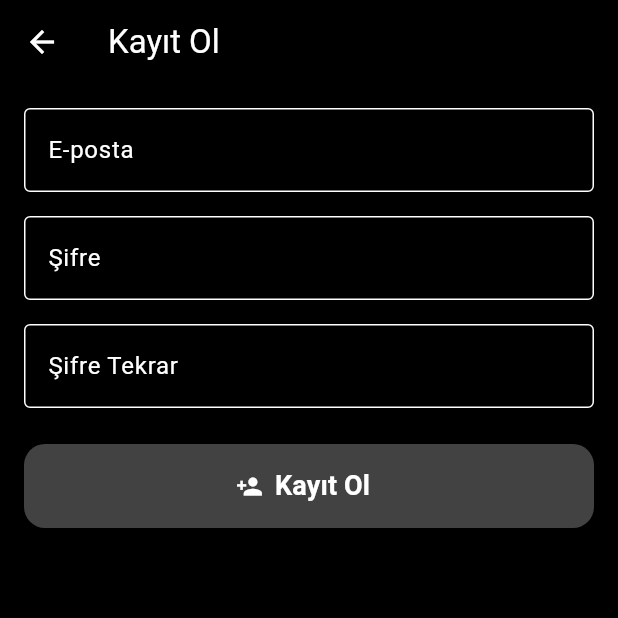
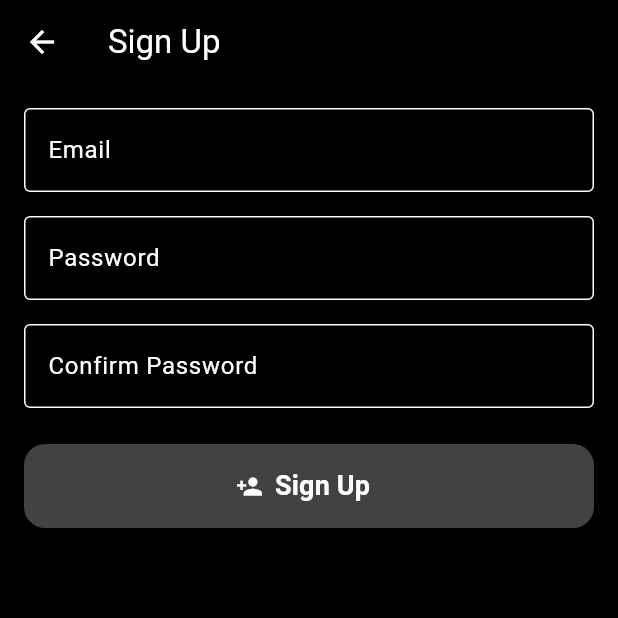
Before and after one commit to ersin-kose/Inkscapetattoo, a Flutter app: the RegisterScreen screen opened directly, on a phone screen of 412 x 824 dp, the top half of it. Run offline on Flutter 3.47's test engine with Material 3 defaults, Android fonts, the phone set to English and light mode, and no system bars; our stand-ins replace flutter_screenutil, image_picker, shared_preferences; missing offline and left inert: media_store_plus, photo_manager; accounts and stored records are empty.

Commit message:
feat: premium ve profil ekranı güncellemeleri; storage_keys eklendi

```diff
--- a/lib/profile_screen.dart
+++ b/lib/profile_screen.dart
@@ -42,40 +42,37 @@ class _ProfileScreenState extends State<ProfileScreen> {
     final email = _emailController.text.trim();
     final password = _passwordController.text;
 
-    // Basit doğrulama
     if (email.isEmpty || password.isEmpty) {
       ScaffoldMessenger.of(context).showSnackBar(
-        const SnackBar(content: Text('Lütfen e-posta ve şifre giriniz')),
+        const SnackBar(content: Text('Please enter your email and password')),
       );
       return;
     }
 
-    // SharedPreferences'ten kullanıcıyı kontrol et
     final prefs = await SharedPreferences.getInstance();
     final storedPassword = prefs.getString('user_$email');
 
     if (storedPassword == null) {
       ScaffoldMessenger.of(context).showSnackBar(
-        const SnackBar(content: Text('Bu e-posta ile kayıtlı kullanıcı bulunamadı')),
+        const SnackBar(content: Text('No account found for this email')),
       );
       return;
     }
 
     if (storedPassword != password) {
       ScaffoldMessenger.of(context).showSnackBar(
-        const SnackBar(content: Text('Şifre yanlış')),
+        const SnackBar(content: Text('Incorrect password')),
       );
       return;
     }
 
-    // Giriş başarılı, current user'ı kaydet
     await prefs.setString('current_user_email', email);
     setState(() {
       _currentUser = User(email: email, password: password);
     });
 
     ScaffoldMessenger.of(context).showSnackBar(
-      SnackBar(content: Text('Giriş yapıldı: $email')),
+      SnackBar(content: Text('Logged in as $email')),
     );
   }
 
@@ -86,17 +83,15 @@ class _ProfileScreenState extends State<ProfileScreen> {
       _currentUser = null;
     });
     ScaffoldMessenger.of(context).showSnackBar(
-      const SnackBar(content: Text('Çıkış yapıldı')),
+      const SnackBar(content: Text('Signed out')),
     );
   }
 
   void _goToRegister() {
-    // Kayıt olma sayfasına yönlendirme
     Navigator.push(
       context,
       MaterialPageRoute(builder: (context) => const RegisterScreen()),
     ).then((_) {
-      // Kayıt sonrası geri döndüğünde current user'ı yeniden yükle
       _loadCurrentUser();
     });
   }
@@ -110,10 +105,9 @@ class _ProfileScreenState extends State<ProfileScreen> {
     }
 
     if (_currentUser != null) {
-      // Profil bilgileri göster
       return Scaffold(
         appBar: AppBar(
-          title: const Text('Profilim'),
+          title: const Text('My Profile'),
         ),
         body: Padding(
           padding: const EdgeInsets.all(16.0),
@@ -121,7 +115,7 @@ class _ProfileScreenState extends State<ProfileScreen> {
             crossAxisAlignment: CrossAxisAlignment.start,
             children: [
               const Text(
-                'Kayıt Bilgileriniz',
+                'Your Account Details',
                 style: TextStyle(fontSize: 24, fontWeight: FontWeight.bold),
               ),
               const SizedBox(height: 20),
@@ -132,12 +126,12 @@ class _ProfileScreenState extends State<ProfileScreen> {
                     crossAxisAlignment: CrossAxisAlignment.start,
                     children: [
                       Text(
-                        'E-posta: ${_currentUser!.email}',
+                        'Email: ${_currentUser!.email}',
                         style: const TextStyle(fontSize: 18),
                       ),
                       const SizedBox(height: 10),
                       const Text(
-                        'Şifre: ***',
+                        'Password: ***',
                         style: TextStyle(fontSize: 18),
                       ),
                     ],
@@ -164,7 +158,7 @@ class _ProfileScreenState extends State<ProfileScreen> {
                       children: [
                         Icon(Icons.logout, size: 20),
                         SizedBox(width: 8),
-                        Text('Çıkış Yap'),
+                        Text('Sign Out'),
                       ],
                     ),
                   ),
@@ -176,10 +170,9 @@ class _ProfileScreenState extends State<ProfileScreen> {
       );
     }
 
-    // Giriş formu göster
     return Scaffold(
       appBar: AppBar(
-        title: const Text('Giriş Yap'),
+        title: const Text('Log In'),
       ),
       body: Padding(
         padding: const EdgeInsets.all(16.0),
@@ -188,7 +181,7 @@ class _ProfileScreenState extends State<ProfileScreen> {
             TextField(
               controller: _emailController,
               decoration: const InputDecoration(
-                labelText: 'E-posta',
+                labelText: 'Email',
                 border: OutlineInputBorder(),
               ),
               keyboardType: TextInputType.emailAddress,
@@ -197,7 +190,7 @@ class _ProfileScreenState extends State<ProfileScreen> {
             TextField(
               controller: _passwordController,
               decoration: const InputDecoration(
-                labelText: 'Şifre',
+                labelText: 'Password',
                 border: OutlineInputBorder(),
               ),
               obscureText: true,
@@ -210,7 +203,7 @@ class _ProfileScreenState extends State<ProfileScreen> {
                 onPressed: _login,
                 icon: const Icon(Icons.login),
                 label: const Text(
-                  'Giriş Yap',
+                  'Log In',
                   style: TextStyle(fontSize: 18, fontWeight: FontWeight.w600),
                 ),
                 style: ElevatedButton.styleFrom(
@@ -233,7 +226,7 @@ class _ProfileScreenState extends State<ProfileScreen> {
                   onPressed: _goToRegister,
                   icon: const Icon(Icons.person_add_alt_1),
                   label: const Text(
-                    'Hesabınız yok mu? Kayıt Ol',
+                    'Need an account? Sign Up',
                     style: TextStyle(fontSize: 16, fontWeight: FontWeight.w600),
                   ),
                   style: OutlinedButton.styleFrom(
@@ -272,25 +265,25 @@ class _RegisterScreenState extends State<RegisterScreen> {
 
     if (email.isEmpty || password.isEmpty || confirmPassword.isEmpty) {
       ScaffoldMessenger.of(context).showSnackBar(
-        const SnackBar(content: Text('Lütfen tüm alanları doldurun')),
+        const SnackBar(content: Text('Please fill in all fields')),
       );
       return;
     }
 
     if (password != confirmPassword) {
       ScaffoldMessenger.of(context).showSnackBar(
-        const SnackBar(content: Text('Şifreler eşleşmiyor')),
+        const SnackBar(content: Text('Passwords do not match')),
       );
       return;
     }
 
-    // SharedPreferences'e kaydet
+    // Save user credentials in SharedPreferences
     final prefs = await SharedPreferences.getInstance();
     final existingPassword = prefs.getString('user_$email');
 
     if (existingPassword != null) {
       ScaffoldMessenger.of(context).showSnackBar(
-        const SnackBar(content: Text('Bu e-posta zaten kayıtlı')),
+        const SnackBar(content: Text('This email is already registered')),
       );
       return;
     }
@@ -299,7 +292,7 @@ class _RegisterScreenState extends State<RegisterScreen> {
     await prefs.setString('current_user_email', email);
 
     ScaffoldMessenger.of(context).showSnackBar(
-      SnackBar(content: Text('Kayıt başarılı: $email')),
+      SnackBar(content: Text('Registration successful: $email')),
     );
 
     Navigator.pop(context);
@@ -309,7 +302,7 @@ class _RegisterScreenState extends State<RegisterScreen> {
   Widget build(BuildContext context) {
     return Scaffold(
       appBar: AppBar(
-        title: const Text('Kayıt Ol'),
+        title: const Text('Sign Up'),
       ),
       body: Padding(
         padding: const EdgeInsets.all(16.0),
@@ -318,7 +311,7 @@ class _RegisterScreenState extends State<RegisterScreen> {
             TextField(
               controller: _emailController,
               decoration: const InputDecoration(
-                labelText: 'E-posta',
+                labelText: 'Email',
                 border: OutlineInputBorder(),
               ),
               keyboardType: TextInputType.emailAddress,
@@ -327,7 +320,7 @@ class _RegisterScreenState extends State<RegisterScreen> {
             TextField(
               controller: _passwordController,
               decoration: const InputDecoration(
-                labelText: 'Şifre',
+                labelText: 'Password',
                 border: OutlineInputBorder(),
               ),
               obscureText: true,
@@ -336,7 +329,7 @@ class _RegisterScreenState extends State<RegisterScreen> {
             TextField(
               controller: _confirmPasswordController,
               decoration: const InputDecoration(
-                labelText: 'Şifre Tekrar',
+                labelText: 'Confirm Password',
                 border: OutlineInputBorder(),
               ),
               obscureText: true,
@@ -349,7 +342,7 @@ class _RegisterScreenState extends State<RegisterScreen> {
                 onPressed: _register,
                 icon: const Icon(Icons.person_add),
                 label: const Text(
-                  'Kayıt Ol',
+                  'Sign Up',
                   style: TextStyle(fontSize: 18, fontWeight: FontWeight.w600),
                 ),
                 style: ElevatedButton.styleFrom(
--- /dev/null
+++ b/lib/storage_keys.dart
@@ -0,0 +1,5 @@
+class StorageKeys {
+  static const String premiumFlag = 'is_premium';
+  static const String premiumExpiresAt = 'premium_expires_at';
+  static const String tattooUsageCount = 'tattoo_usage_count';
+}
```
Also changed, not shown: lib/main.dart (+108 -29 lines), lib/premium_screen.dart (+74 -17 lines).
